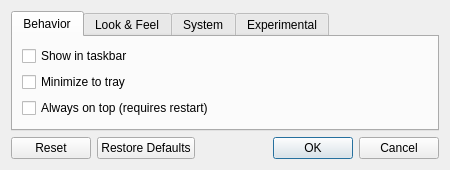
medo64/QText, file src/ui/settingsdialog.ui: the form before one commit.
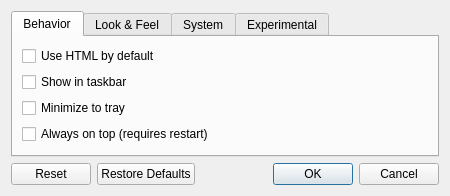
The form after the commit.

Commit message: Added HTML usage into settings

The edit to the form file:
```diff
--- a/src/ui/settingsdialog.ui
+++ b/src/ui/settingsdialog.ui
@@ -7,7 +7,7 @@
     <x>0</x>
     <y>0</y>
     <width>450</width>
-    <height>158</height>
+    <height>182</height>
    </rect>
   </property>
   <property name="windowTitle">
@@ -24,6 +24,13 @@
        <string>Behavior</string>
       </attribute>
       <layout class="QVBoxLayout" name="verticalLayoutLookAndFeel">
+       <item>
+        <widget class="QCheckBox" name="checkboxUseHtmlByDefault">
+         <property name="text">
+          <string>Use HTML by default</string>
+         </property>
+        </widget>
+       </item>
        <item>
         <widget class="QCheckBox" name="checkboxShowInTaskbar">
          <property name="text">
```
Left out of the diff: 2 changed lines with no effect on the pictures. The commit also changes 2 other files.
